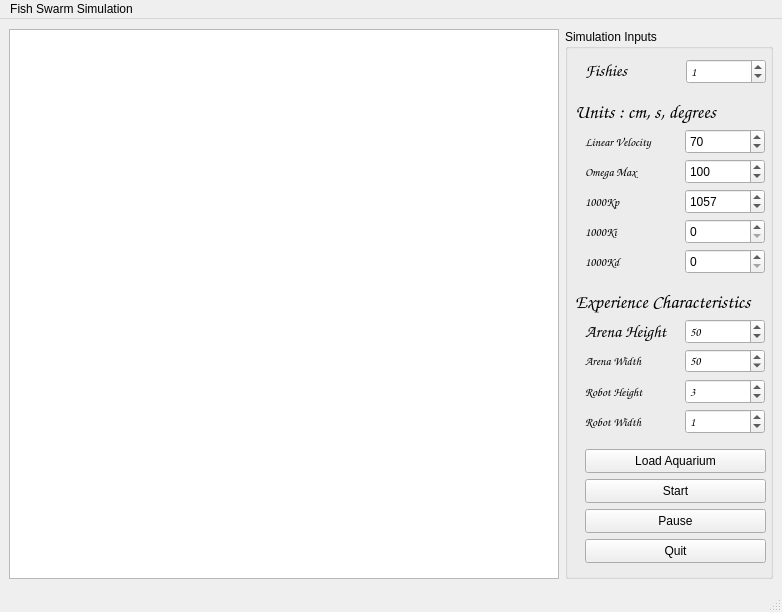
Qt form swarminterface.ui (gribovskiy/FishSwarm) before a commit.
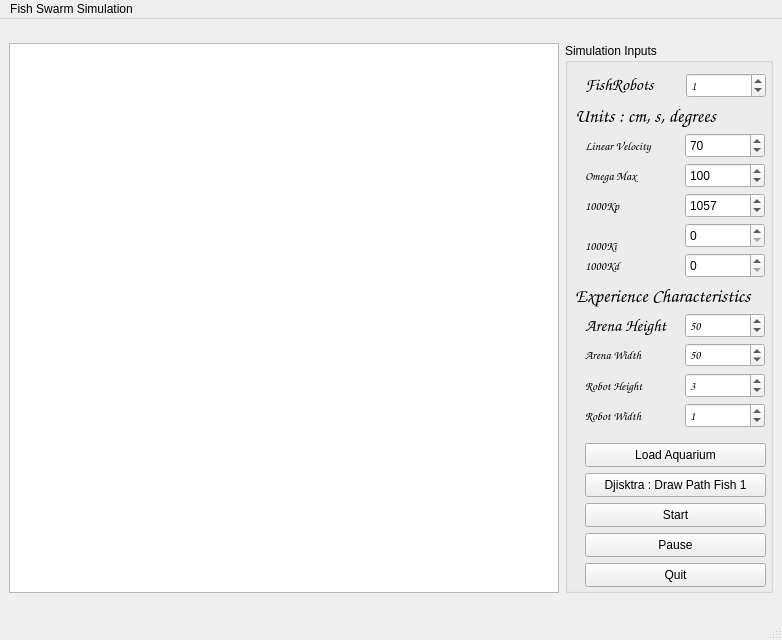
The same form after that commit.

Commit message: Djiikstra points retrieval in swarminterface.cpp

The edit to the form file:
```diff
--- a/swarminterface.ui
+++ b/swarminterface.ui
@@ -7,7 +7,7 @@
     <x>0</x>
     <y>0</y>
     <width>782</width>
-    <height>612</height>
+    <height>640</height>
    </rect>
   </property>
   <property name="windowTitle">
@@ -26,7 +26,7 @@
       <property name="maximumSize">
        <size>
         <width>600</width>
-        <height>550</height>
+        <height>600</height>
        </size>
       </property>
       <property name="title">
@@ -36,7 +36,7 @@
        <property name="geometry">
         <rect>
          <x>120</x>
-         <y>290</y>
+         <y>270</y>
          <width>80</width>
          <height>25</height>
         </rect>
@@ -69,7 +69,7 @@
        <property name="geometry">
         <rect>
          <x>20</x>
-         <y>320</y>
+         <y>300</y>
          <width>85</width>
          <height>24</height>
         </rect>
@@ -87,7 +87,7 @@
        <property name="geometry">
         <rect>
          <x>20</x>
-         <y>380</y>
+         <y>360</y>
          <width>85</width>
          <height>25</height>
         </rect>
@@ -105,7 +105,7 @@
        <property name="geometry">
         <rect>
          <x>20</x>
-         <y>290</y>
+         <y>270</y>
          <width>111</width>
          <height>25</height>
         </rect>
@@ -124,7 +124,7 @@
        <property name="geometry">
         <rect>
          <x>20</x>
-         <y>100</y>
+         <y>90</y>
          <width>101</width>
          <height>25</height>
         </rect>
@@ -142,7 +142,7 @@
        <property name="geometry">
         <rect>
          <x>120</x>
-         <y>100</y>
+         <y>90</y>
          <width>80</width>
          <height>25</height>
         </rect>
@@ -167,7 +167,7 @@
        <property name="geometry">
         <rect>
          <x>120</x>
-         <y>320</y>
+         <y>300</y>
          <width>80</width>
          <height>24</height>
         </rect>
@@ -200,7 +200,7 @@
        <property name="geometry">
         <rect>
          <x>120</x>
-         <y>380</y>
+         <y>360</y>
          <width>80</width>
          <height>25</height>
         </rect>
@@ -224,7 +224,7 @@
        <property name="geometry">
         <rect>
          <x>20</x>
-         <y>350</y>
+         <y>330</y>
          <width>85</width>
          <height>25</height>
         </rect>
@@ -242,7 +242,7 @@
        <property name="geometry">
         <rect>
          <x>120</x>
-         <y>350</y>
+         <y>330</y>
          <width>80</width>
          <height>25</height>
         </rect>
@@ -269,7 +269,7 @@
        <property name="geometry">
         <rect>
          <x>20</x>
-         <y>420</y>
+         <y>400</y>
          <width>181</width>
          <height>24</height>
         </rect>
@@ -282,7 +282,7 @@
        <property name="geometry">
         <rect>
          <x>20</x>
-         <y>450</y>
+         <y>460</y>
          <width>181</width>
          <height>24</height>
         </rect>
@@ -298,7 +298,7 @@
        <property name="geometry">
         <rect>
          <x>20</x>
-         <y>480</y>
+         <y>490</y>
          <width>181</width>
          <height>24</height>
         </rect>
@@ -311,7 +311,7 @@
        <property name="geometry">
         <rect>
          <x>20</x>
-         <y>510</y>
+         <y>520</y>
          <width>181</width>
          <height>24</height>
         </rect>
@@ -363,7 +363,7 @@
         </font>
        </property>
        <property name="text">
-        <string>Fishies</string>
+        <string>FishRobots</string>
        </property>
        <property name="buddy">
         <cstring>FishSpinBox</cstring>
@@ -373,7 +373,7 @@
        <property name="geometry">
         <rect>
          <x>10</x>
-         <y>70</y>
+         <y>60</y>
          <width>171</width>
          <height>25</height>
         </rect>
@@ -395,7 +395,7 @@
        <property name="geometry">
         <rect>
          <x>20</x>
-         <y>130</y>
+         <y>120</y>
          <width>101</width>
          <height>25</height>
         </rect>
@@ -413,7 +413,7 @@
        <property name="geometry">
         <rect>
          <x>120</x>
-         <y>130</y>
+         <y>120</y>
          <width>80</width>
          <height>25</height>
         </rect>
@@ -438,7 +438,7 @@
        <property name="geometry">
         <rect>
          <x>120</x>
-         <y>160</y>
+         <y>150</y>
          <width>80</width>
          <height>25</height>
         </rect>
@@ -466,7 +466,7 @@
        <property name="geometry">
         <rect>
          <x>20</x>
-         <y>160</y>
+         <y>150</y>
          <width>101</width>
          <height>25</height>
         </rect>
@@ -484,7 +484,7 @@
        <property name="geometry">
         <rect>
          <x>120</x>
-         <y>190</y>
+         <y>180</y>
          <width>80</width>
          <height>25</height>
         </rect>
@@ -530,7 +530,7 @@
        <property name="geometry">
         <rect>
          <x>120</x>
-         <y>220</y>
+         <y>210</y>
          <width>80</width>
          <height>25</height>
         </rect>
@@ -558,7 +558,7 @@
        <property name="geometry">
         <rect>
          <x>20</x>
-         <y>220</y>
+         <y>210</y>
          <width>101</width>
          <height>25</height>
         </rect>
@@ -576,7 +576,7 @@
        <property name="geometry">
         <rect>
          <x>10</x>
-         <y>260</y>
+         <y>240</y>
          <width>181</width>
          <height>25</height>
         </rect>
@@ -594,6 +594,19 @@
         <string>Experience Characteristics</string>
        </property>
       </widget>
+      <widget class="QPushButton" name="DJikstraDrawPathFish1">
+       <property name="geometry">
+        <rect>
+         <x>20</x>
+         <y>430</y>
+         <width>181</width>
+         <height>24</height>
+        </rect>
+       </property>
+       <property name="text">
+        <string>Djisktra : Draw Path Fish 1</string>
+       </property>
+      </widget>
      </widget>
     </item>
     <item row="0" column="3">
```
The commit also changes 9 other files.
